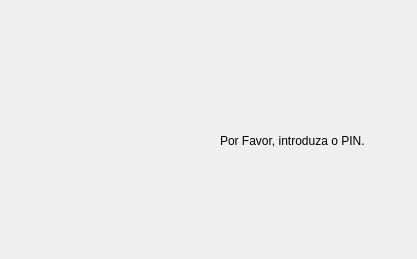
This is pteid-mw-pt/_src/eidmw/dialogs/dialogsQTsrv/dlgWndPinpadInfo.ui in amagovpt/autenticacao.gov as Qt 5 draws it before an edit. The edited form follows.
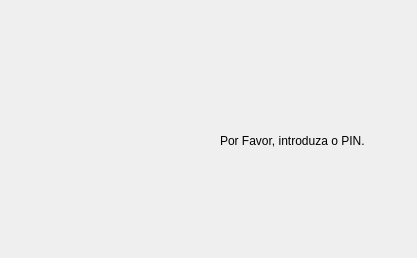
This is the edited form. Icons and pictures are not drawn.

Commit message: Add PINName label to the body of the dialog.

Patch:
```diff
--- a/pteid-mw-pt/_src/eidmw/dialogs/dialogsQTsrv/dlgWndPinpadInfo.ui
+++ b/pteid-mw-pt/_src/eidmw/dialogs/dialogsQTsrv/dlgWndPinpadInfo.ui
@@ -7,9 +7,27 @@
     <x>0</x>
     <y>0</y>
     <width>417</width>
-    <height>259</height>
+    <height>258</height>
    </rect>
   </property>
+  <property name="sizePolicy">
+   <sizepolicy hsizetype="Fixed" vsizetype="Fixed">
+    <horstretch>0</horstretch>
+    <verstretch>0</verstretch>
+   </sizepolicy>
+  </property>
+  <property name="minimumSize">
+   <size>
+    <width>417</width>
+    <height>258</height>
+   </size>
+  </property>
+  <property name="maximumSize">
+   <size>
+    <width>417</width>
+    <height>258</height>
+   </size>
+  </property>
   <property name="windowTitle">
    <string>dlgWndPinpadInfo</string>
   </property>
```
Left out of the diff: 23 changed lines with no effect on the pictures. The commit also changes 1 other file.
